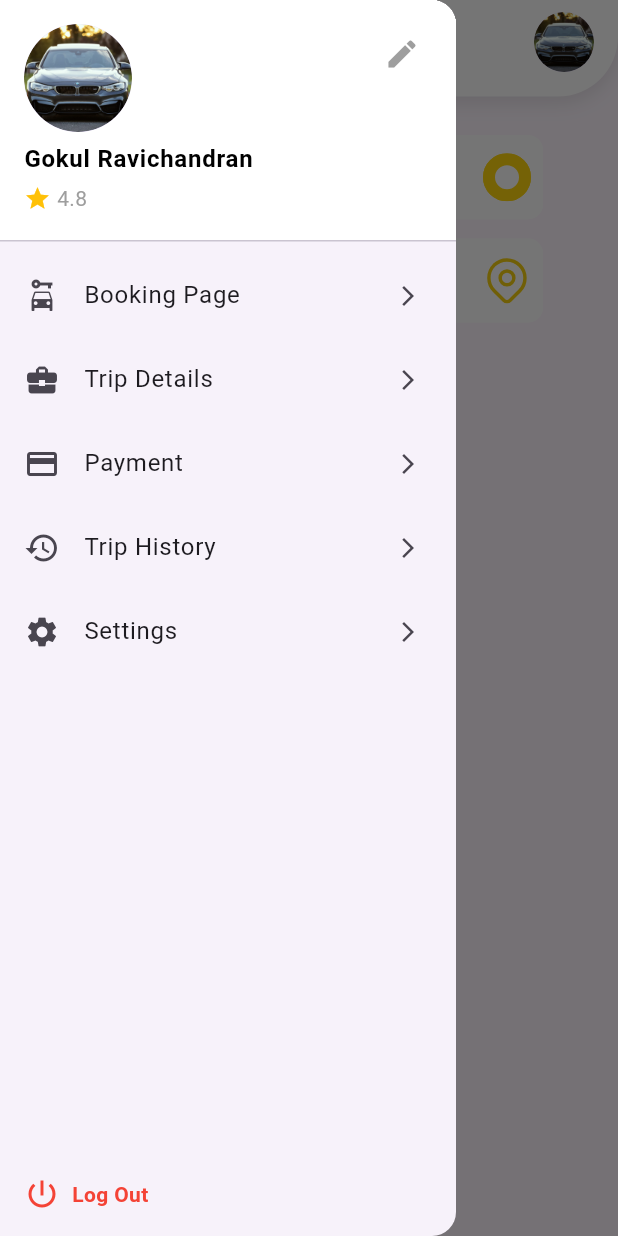
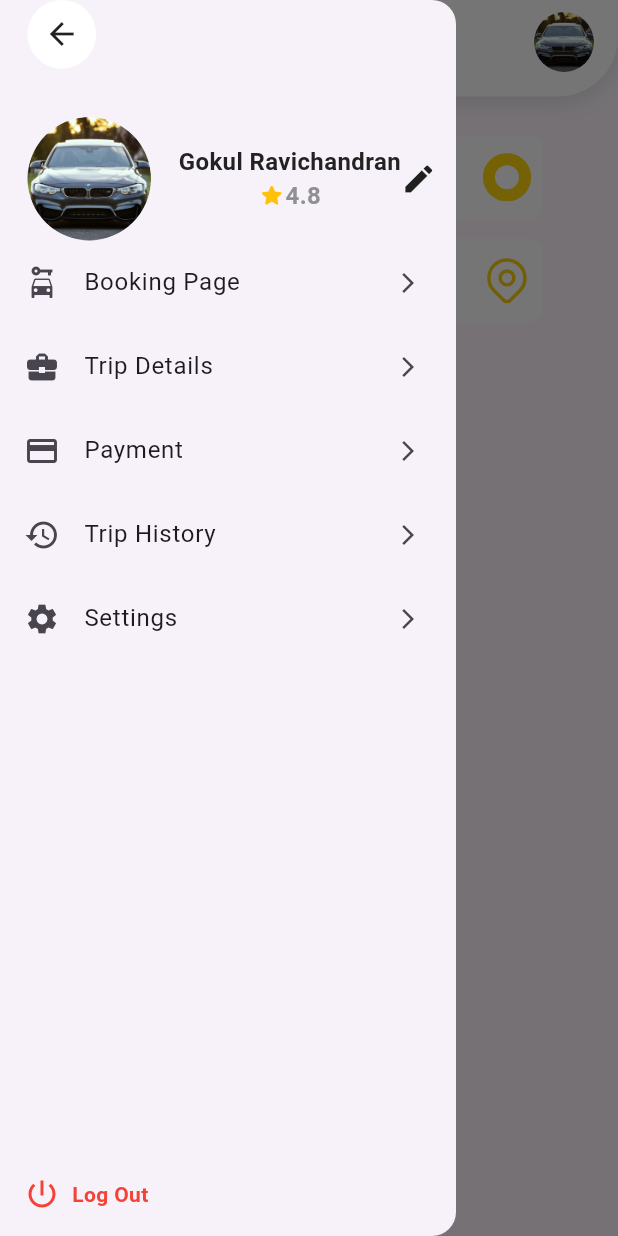
Before and after one commit to afaqkhan34/Ride-On-Mobile-App, a Flutter app: the DashboardView screen opened by its route, with the side drawer open, on a phone screen of 412 x 824 dp. Run offline on Flutter 3.47's test engine with Material 3 defaults, Android fonts, the light colour scheme and no system bars; our stand-ins replace cached_network_image, flutter_screenutil, flutter_svg, font_awesome_flutter, stacked, stacked_services and 1 more.

Commit message:
i did this today

```diff
--- a/lib/ui/custom_components/custom_drawer.dart
+++ b/lib/ui/custom_components/custom_drawer.dart
@@ -1,48 +1,113 @@
+import 'package:Afaq/ui/common/app_colors.dart';
 import 'package:Afaq/ui/common/assets.dart';
+import 'package:Afaq/ui/custom_components/custom_image_view.dart';
 import 'package:flutter/material.dart';
+import 'package:flutter_screenutil/flutter_screenutil.dart';
+
+import '../common/textstyles.dart';
 
 class CustomDrawer extends StatelessWidget {
   @override
   Widget build(BuildContext context) {
     return Drawer(
       child: Column(
+        crossAxisAlignment: CrossAxisAlignment.start,
         children: [
           // Profile Section
-          UserAccountsDrawerHeader(
+          // UserAccountsDrawerHeader(
+          //   decoration: BoxDecoration(
+          //     color: Colors.white,
+          //   ),
+          //   accountName: Text(
+          //     'Gokul Ravichandran',
+          //     style: TextStyle(
+          //       color: Colors.black,
+          //       fontWeight: FontWeight.bold,
+          //     ),
+          //   ),
+          //   accountEmail: Row(
+          //     children: [
+          //       Icon(Icons.star, color: Colors.amber, size: 18),
+          //       SizedBox(width: 4),
+          //       Text(
+          //         '4.8',
+          //         style: TextStyle(color: Colors.grey),
+          //       ),
+          //     ],
+          //   ),
+          //   currentAccountPicture: CircleAvatar(
+          //     backgroundImage: AssetImage(
+          //         AppImages.profileLogo), // Replace with your image path
+          //   ),
+          //   otherAccountsPictures: [
+          //     IconButton(
+          //       icon: Icon(Icons.edit, color: Colors.grey),
+          //       onPressed: () {
+          //         // Handle edit profile
+          //         print('Edit profile tapped!');
+          //       },
+          //     ),
+          //   ],
+          // ),
+          Container(
+            margin: EdgeInsets.only(left: 16.w),
+            width: 40.w,
+            height: 40.w,
             decoration: BoxDecoration(
-              color: Colors.white,
+              shape: BoxShape.circle,
+              color: AppColors.Kcwhite,
             ),
-            accountName: Text(
-              'Gokul Ravichandran',
-              style: TextStyle(
-                color: Colors.black,
-                fontWeight: FontWeight.bold,
-              ),
+            child: Icon(
+              Icons.arrow_back
             ),
-            accountEmail: Row(
+          ),
+
+          25.verticalSpace,
+          Container(
+            padding: EdgeInsets.symmetric(horizontal: 16.w),
+            child: Row(
               children: [
-                Icon(Icons.star, color: Colors.amber, size: 18),
-                SizedBox(width: 4),
-                Text(
-                  '4.8',
-                  style: TextStyle(color: Colors.grey),
+                CustomImageView(
+                  width: 72.w,
+                  height: 72.w,
+                  radius: BorderRadius.circular(50),
+                  imagePath: AppImages.profileLogo,
                 ),
+                16.horizontalSpace,
+                Column(
+                  children: [
+                    Text(
+                      'Gokul Ravichandran',
+                      style:  TextStyles.RegularBold,
+                    ),
+                    Row(
+                      mainAxisAlignment: MainAxisAlignment.start,
+                      children: [
+                        Icon(
+                          Icons.star_rounded,
+                          color: Colors.amber,
+                          size: 18,
+                        ),
+                        4.verticalSpace,
+                        Text(
+                          '4.8',
+                          style: TextStyles.RegularBold.copyWith(
+                            color: AppColors.KcNeutralGrey
+                          ),
+                        ),
+                      ],
+                    )
+                  ],
+                ),
+                Spacer(),
+                Icon(
+                  Icons.edit,
+                )
+
               ],
             ),
-            currentAccountPicture: CircleAvatar(
-              backgroundImage: AssetImage(
-                  AppImages.profileLogo), // Replace with your image path
-            ),
-            otherAccountsPictures: [
-              IconButton(
-                icon: Icon(Icons.edit, color: Colors.grey),
-                onPressed: () {
-                  // Handle edit profile
-                  print('Edit profile tapped!');
-                },
-              ),
-            ],
           ),
+
 
           // Menu Items
           Expanded(
--- /dev/null
+++ b/lib/ui/custom_components/custom_image_view.dart
@@ -0,0 +1,176 @@
+// ignore_for_file: must_be_immutable
+
+import 'dart:convert';
+import 'dart:io';
+import 'package:cached_network_image/cached_network_image.dart';
+import 'package:flutter/material.dart';
+import 'package:flutter_svg/flutter_svg.dart';
+
+class CustomImageView extends StatelessWidget {
+  ///[url] is required parameter for fetching network image
+  String? url;
+
+  ///[imagePath] is required parameter for showing png,jpg,etc image
+  String? imagePath;
+
+  ///[svgPath] is required parameter for showing svg image
+  String? svgPath;
+
+  ///[file] is required parameter for fetching image file
+  File? file;
+
+  double? height;
+  double? width;
+  Color? color;
+  BoxFit? fit;
+  final String placeHolder;
+  Alignment? alignment;
+  VoidCallback? onTap;
+  EdgeInsetsGeometry? margin;
+  BorderRadiusGeometry? radius;
+  BoxBorder? border;
+
+  ///a [CustomImageView] it can be used for showing any type of images
+  /// it will shows the placeholder image if image is not found on network image
+  CustomImageView({
+    super.key,
+    this.url,
+    this.imagePath,
+    this.svgPath,
+    this.file,
+    this.height,
+    this.width,
+    this.color,
+    this.fit,
+    this.alignment,
+    this.onTap,
+    this.radius,
+    this.margin,
+    this.border,
+    this.placeHolder = 'assets/images/image_not_found.png',
+  });
+
+  @override
+  Widget build(BuildContext context) {
+    return alignment != null
+        ? Align(
+      alignment: alignment!,
+      child: _buildWidget(),
+    )
+        : _buildWidget();
+  }
+
+  Widget _buildWidget() {
+    return Padding(
+      padding: margin ?? EdgeInsets.zero,
+      child: InkWell(
+        onTap: onTap,
+        child: _buildCircleImage(),
+      ),
+    );
+  }
+
+  ///build the image with border radius
+  _buildCircleImage() {
+    if (radius != null) {
+      return ClipRRect(
+        borderRadius: radius!,
+        child: _buildImageWithBorder(),
+      );
+    } else {
+      return _buildImageWithBorder();
+    }
+  }
+
+  ///build the image with border and border radius style
+  _buildImageWithBorder() {
+    if (border != null) {
+      return Container(
+        decoration: BoxDecoration(
+          border: border,
+          borderRadius: radius,
+        ),
+        child: _buildImageView(),
+      );
+    } else {
+      return _buildImageView();
+    }
+  }
+
+  bool _isBase64(String? data) {
+    return data != null && !data.startsWith("http");
+  }
+
+  Widget _buildImageView() {
+    if (svgPath != null && svgPath!.isNotEmpty) {
+      return SizedBox(
+        height: height,
+        width: width,
+        child: SvgPicture.asset(
+          svgPath!,
+          height: height,
+          width: width,
+          fit: fit ?? BoxFit.contain,
+          color: color,
+        ),
+      );
+    } else if (file != null && file!.path.isNotEmpty) {
+      return Image.file(
+        file!,
+        height: height,
+        width: width,
+        fit: fit ?? BoxFit.cover,
+        color: color,
+      );
+    } else if (url != null && url!.isNotEmpty) {
+      if (_isBase64(url)) {
+        // Decode Base64 and display as MemoryImage
+        return Image.memory(
+          base64Decode(url!),
+          height: height,
+          width: width,
+          fit: fit ?? BoxFit.cover,
+          color: color,
+          errorBuilder: (context, error, stackTrace) => Image.asset(
+            placeHolder,
+            height: height,
+            width: width,
+            fit: fit ?? BoxFit.cover,
+          ),
+        );
+      } else {
+        // Display network image using CachedNetworkImage
+        return CachedNetworkImage(
+          height: height,
+          width: width,
+          fit: fit,
+          imageUrl: url!,
+          color: color,
+          placeholder: (context, url) => SizedBox(
+            height: 30,
+            width: 30,
+            child: LinearProgressIndicator(
+              color: Colors.grey.shade200,
+              backgroundColor: Colors.grey.shade100,
+            ),
+          ),
+          errorWidget: (context, url, error) => Image.asset(
+            placeHolder,
+            height: height,
+            width: width,
+            fit: fit ?? BoxFit.cover,
+          ),
+        );
+      }
+    } else if (imagePath != null && imagePath!.isNotEmpty) {
+      return Image.asset(
+        imagePath!,
+        height: height,
+        width: width,
+        fit: fit ?? BoxFit.cover,
+        color: color,
+      );
+    }
+    return const SizedBox();
+  }
+}
--- a/lib/ui/views/dashboard/dashboard_view.dart
+++ b/lib/ui/views/dashboard/dashboard_view.dart
@@ -1,29 +1,31 @@
 import 'package:Afaq/main.dart';
 import 'package:Afaq/ui/common/app_colors.dart';
 import 'package:Afaq/ui/common/assets.dart';
+import 'package:Afaq/ui/common/textstyles.dart';
 import 'package:Afaq/ui/custom_components/custom_textfield.dart';
 import 'package:flutter/material.dart';
 import 'package:flutter_screenutil/flutter_screenutil.dart';
 import 'package:flutter_svg/flutter_svg.dart';
 import 'package:stacked/stacked.dart';
 import '../../custom_components/custom_drawer.dart';
-import 'package:Afaq/ui/views/dashboard/dashboard_viewmodel.dart';
+import 'dashboard_viewmodel.dart';
 
 class DashboardView extends StatelessWidget {
-  final GlobalKey<ScaffoldState> scaffoldKey = GlobalKey<ScaffoldState>();
 
   @override
   Widget build(BuildContext context) {
-    return Scaffold(
-      key: scaffoldKey,
+    return ViewModelBuilder<DashboardViewModel>.reactive(
+      viewModelBuilder: () => DashboardViewModel(),
+      builder: (context, viewModel, child) => Scaffold(
+        key: viewModel.scaffoldKey,
         appBar: PreferredSize(
           preferredSize: Size.fromHeight(50.h),
           child: Container(
             decoration: BoxDecoration(
               color: Colors.white,
               borderRadius: BorderRadius.only(
-              bottomLeft: Radius.circular(40), // Rounded bottom left corner
-              bottomRight: Radius.circular(40), // Rounded bottom right corner
+                bottomLeft: Radius.circular(40),
+                bottomRight: Radius.circular(40),
               ),
               boxShadow: [
                 BoxShadow(
@@ -36,18 +38,14 @@ class DashboardView extends StatelessWidget {
             child: AppBar(
               backgroundColor: Colors.transparent,
               elevation: 0,
-            leading:  Padding(
-              padding: const EdgeInsets.symmetric(horizontal: 21),
-              child: IconButton(onPressed:  () {
-                Scaffold.of(context).openDrawer(); // Open the drawer
+              leading: IconButton(
+                onPressed: () {
+                  viewModel.scaffoldKey.currentState?.openDrawer();
                 },
-                   icon:  Icon(Icons.menu, color: Colors.black),),
+                icon: Icon(Icons.menu, color: Colors.black),
               ),
-
-
-
               title: Image.asset(
-              AppImages.rideLogo, // Replace with your logo
+                AppImages.rideLogo,
                 height: 50.h,
                 width: 132.w,
               ),
@@ -55,14 +53,12 @@ class DashboardView extends StatelessWidget {
               actions: [
                 GestureDetector(
                   onTap: () {
-                  print('Profile icon tapped!');
+                    // viewModel.onProfileIconTapped();
                   },
                   child: Padding(
                     padding: const EdgeInsets.symmetric(horizontal: 16.0),
                     child: CircleAvatar(
-                    backgroundImage: AssetImage(
-                      AppImages.profileLogo,
-                    ),
+                      backgroundImage: AssetImage(AppImages.profileLogo),
                       radius: 20,
                     ),
                   ),
@@ -74,87 +70,77 @@ class DashboardView extends StatelessWidget {
         drawer: CustomDrawer(),
         body: Column(
           children: [
-          SizedBox(height: 20.h,),
+            SizedBox(height: 20.h),
             Padding(
               padding: const EdgeInsets.symmetric(horizontal: 50.0),
               child: TextField(
+                cursorHeight: 20.h,
                 decoration: InputDecoration(
                   filled: true,
                   fillColor: AppColors.Kcwhite,
                   hintText: 'Choose a pick point',
-              suffixIcon: Container(
-                height: 2.h,width: 2.w,
-                  child: Padding(
+                  hintStyle: TextStyles.Regularlight.copyWith(color: Colors.grey),
+                  suffixIcon: Padding(
                     padding: const EdgeInsets.all(8.0),
-                    child: SvgPicture.asset(AppSVGS.pickupIcon,width: 15.w,height: 10.h,),
-                  )),
+                    child: SvgPicture.asset(
+                      AppSVGS.pickupIcon,
+                      width: 15.w,
+                      height: 10.h,
+                    ),
+                  ),
                   border: OutlineInputBorder(
                     borderRadius: BorderRadius.circular(16),
-                borderSide: BorderSide(
-                  color: AppColors.Kcwhite,
-                ),
-
+                    borderSide: BorderSide(color: AppColors.Kcwhite),
                   ),
                   enabledBorder: OutlineInputBorder(
                     borderRadius: BorderRadius.circular(10),
-                borderSide: BorderSide(
-                  color: AppColors.Kcwhite,
-
-                ),
+                    borderSide: BorderSide(color: AppColors.Kcwhite),
                   ),
                   focusedBorder: OutlineInputBorder(
                     borderRadius: BorderRadius.circular(10),
-                borderSide: BorderSide(
-                  color: AppColors.Kcwhite,
+                    borderSide: BorderSide(color: AppColors.Kcwhite),
                   ),
                 ),
               ),
             ),
-        ),
-          SizedBox(height: 10.h,),
+            SizedBox(height: 10.h),
             Padding(
               padding: const EdgeInsets.symmetric(horizontal: 50.0),
               child: TextField(
+                cursorHeight: 20.h,
                 decoration: InputDecoration(
                   filled: true,
                   fillColor: AppColors.Kcwhite,
                   hintText: 'Choose your destination',
-                suffixIcon: Container(
-                    height: 2.h,width: 2.w,
-                    child: Padding(
+                  hintStyle: TextStyles.Regularlight.copyWith(color: Colors.grey),
+                  suffixIcon: Padding(
                     padding: const EdgeInsets.all(8.0),
-                      child: SvgPicture.asset(AppSVGS.locationIcon,width: 15.w,height: 10.h,),
-                    )),
+                    child: SvgPicture.asset(
+                      AppSVGS.locationIcon,
+                      width: 15.w,
+                      height: 10.h,
+                    ),
+                  ),
                   border: OutlineInputBorder(
                     borderRadius: BorderRadius.circular(16),
-                  borderSide: BorderSide(
-                    color: AppColors.Kcwhite,
-                  ),
-
+                    borderSide: BorderSide(color: AppColors.Kcwhite),
                   ),
                   enabledBorder: OutlineInputBorder(
                     borderRadius: BorderRadius.circular(10),
-                  borderSide: BorderSide(
-                    color: AppColors.Kcwhite,
-
-                  ),
+                    borderSide: BorderSide(color: AppColors.Kcwhite),
                   ),
                   focusedBorder: OutlineInputBorder(
                     borderRadius: BorderRadius.circular(10),
-                  borderSide: BorderSide(
-                    color: AppColors.Kcwhite,
-                  ),
+                    borderSide: BorderSide(color: AppColors.Kcwhite),
                   ),
                 ),
               ),
             ),
             Stack(
-            children: [
-
-
+              children: [],
+            ),
           ],
         ),
-        ],
       ),
     );
   }
--- a/lib/ui/views/dashboard/dashboard_viewmodel.dart
+++ b/lib/ui/views/dashboard/dashboard_viewmodel.dart
@@ -1,4 +1,7 @@
 import 'package:flutter/material.dart';
 import 'package:stacked/stacked.dart';
 
-class DashboardViewModel extends BaseViewModel {}
+class DashboardViewModel extends BaseViewModel {
+  final GlobalKey<ScaffoldState> scaffoldKey = GlobalKey<ScaffoldState>();
+
+}
--- a/pubspec.yaml
+++ b/pubspec.yaml
@@ -14,6 +14,7 @@ dependencies:
   flutter_screenutil: ^5.9.3
   flutter_svg: ^2.0.15
   font_awesome_flutter: ^10.7.0
+  cached_network_image: ^3.4.1
 
 
 dev_dependencies:
```
Also changed, not shown: pubspec.lock, 1 other file. Lines whose indentation alone changed are shown as unchanged.
